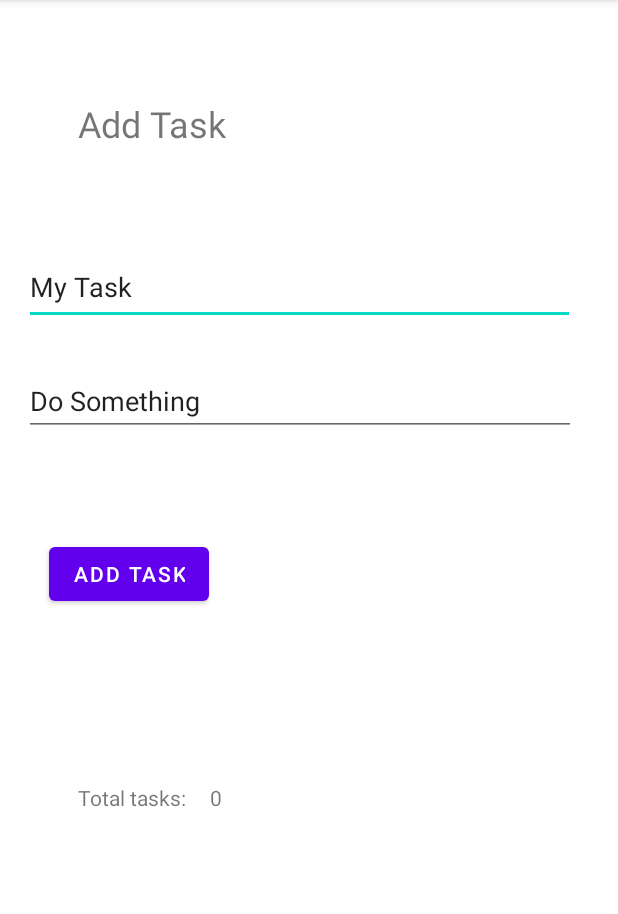
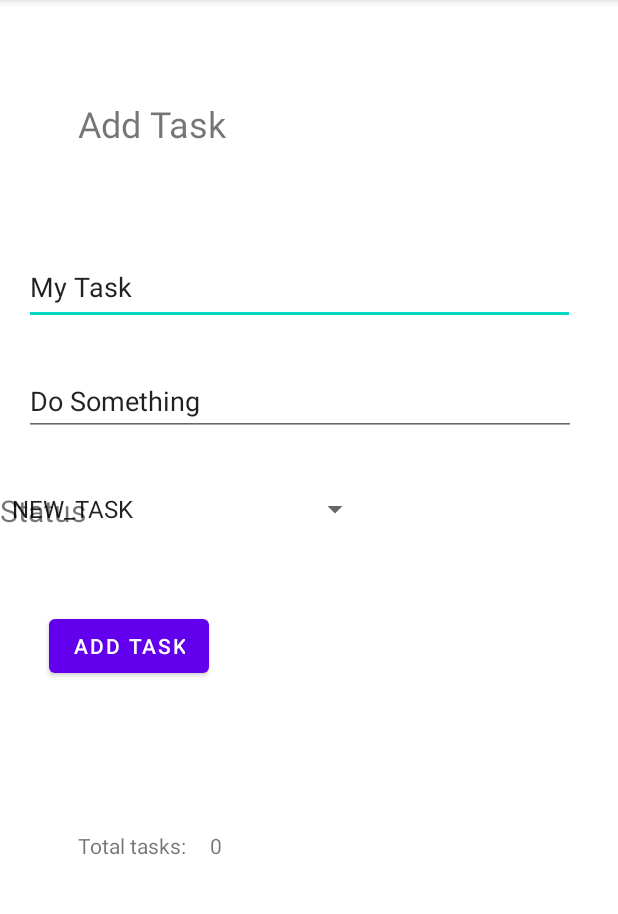
Before and after one commit to jennerdulce/taskmaster, an Android app: the screen it shows after launch (AddTaskActivity), after a tap on "ADD TASK", on a phone screen of 412 x 824 dp, the part 84-998 px from its top. Run offline under Robolectric (Android 15) with nearby library versions, the phone set to English and light mode, and no system bars; our stand-ins replace Room's generated code; 3 statements that could not run were skipped.

Commit message:
App is still currently broken

```diff
--- a/app/src/main/java/com/jennerdulce/taskmaster/activities/AddTaskActivity.java
+++ b/app/src/main/java/com/jennerdulce/taskmaster/activities/AddTaskActivity.java
@@ -1,24 +1,69 @@
 package com.jennerdulce.taskmaster.activities;
 
+import static com.jennerdulce.taskmaster.activities.MainActivity.DATABASE_INSTANCE_NAME;
+
 import androidx.appcompat.app.AppCompatActivity;
+import androidx.room.Room;
 
+import android.content.Intent;
 import android.os.Bundle;
+import android.widget.ArrayAdapter;
 import android.widget.Button;
-import android.widget.TextView;
+import android.widget.EditText;
+import android.widget.Spinner;
 
 import com.jennerdulce.taskmaster.R;
+import com.jennerdulce.taskmaster.adapters.TaskRecyclerViewAdapter;
+import com.jennerdulce.taskmaster.database.TaskmasterDatabase;
+import com.jennerdulce.taskmaster.models.StatusEnum;
+import com.jennerdulce.taskmaster.models.TaskItem;
+import java.util.List;
 
 public class AddTaskActivity extends AppCompatActivity {
+
+    TaskmasterDatabase taskmasterDatabase;
+    TaskRecyclerViewAdapter taskRecyclerViewAdapter;
 
     @Override
     protected void onCreate(Bundle savedInstanceState) {
         super.onCreate(savedInstanceState);
         setContentView(R.layout.activity_add_task);
 
+        taskmasterDatabase = Room.databaseBuilder(getApplicationContext(), TaskmasterDatabase.class, DATABASE_INSTANCE_NAME)
+                .allowMainThreadQueries()
+                .build();
+
+        Intent intent = getIntent();
+        long taskId = intent.getLongExtra(MainActivity.TASK_ID_STRING, -1);
+        Spinner taskStatusSpinner = findViewById(R.id.taskStatusSpinner);
+        taskStatusSpinner.setAdapter(new ArrayAdapter<>(this, android.R.layout.simple_spinner_item, StatusEnum.values()));
+        TaskItem taskItem = taskmasterDatabase.taskItemDao().findById(taskId);
+        int spinnerPosition = getSpinnerIndex(taskStatusSpinner, taskItem.state.toString());
+        taskStatusSpinner.setSelection(spinnerPosition);
+
         Button addTaskButton = (Button) findViewById(R.id.addTaskFormButton);
         addTaskButton.setOnClickListener(view -> {
-            TextView addTaskSubmitted = (TextView) findViewById(R.id.addTaskSubmittedTextView);
-            addTaskSubmitted.setText("Submitted!");
+//            TextView addTaskSubmitted = (TextView) findViewById(R.id.addTaskSubmittedTextView);
+//            addTaskSubmitted.setText("Submitted!");
+            EditText taskNameEditText = findViewById(R.id.myTaskPlainText);
+            EditText taskDescriptionEditText = findViewById(R.id.taskDescriptionPlainText);
+            String taskNamePlainTextString = taskNameEditText.getText().toString();
+            String taskBodyPlainTextString = taskDescriptionEditText.getText().toString();
+            TaskItem taskItem2 = new TaskItem(taskNamePlainTextString, taskBodyPlainTextString);
+            taskItem2.state = StatusEnum.valueOf(taskStatusSpinner.getSelectedItem().toString());
+            long newTaskId = taskmasterDatabase.taskItemDao().insert(taskItem2);
+            List<TaskItem> taskItemList2 = taskmasterDatabase.taskItemDao().findAll();
+            taskRecyclerViewAdapter.setTaskItemList(taskItemList2);
+            taskRecyclerViewAdapter.notifyDataSetChanged();
         });
     }
+
+    private int getSpinnerIndex(Spinner spinner, String stringValueToCheck){
+        for (int i = 0;i < spinner.getCount(); i++){
+            if (spinner.getItemAtPosition(i).toString().equalsIgnoreCase(stringValueToCheck)){
+                return i;
+            }
+        }
+        return 0;
+    }
 }
--- a/app/src/main/java/com/jennerdulce/taskmaster/activities/MainActivity.java
+++ b/app/src/main/java/com/jennerdulce/taskmaster/activities/MainActivity.java
@@ -5,6 +5,7 @@ import static com.jennerdulce.taskmaster.activities.UserSettingsActivity.USERNAM
 import androidx.appcompat.app.AppCompatActivity;
 import androidx.recyclerview.widget.LinearLayoutManager;
 import androidx.recyclerview.widget.RecyclerView;
+import androidx.room.Room;
 
 import android.content.Intent;
 import android.content.SharedPreferences;
@@ -17,6 +18,7 @@ import android.widget.TextView;
 
 import com.jennerdulce.taskmaster.R;
 import com.jennerdulce.taskmaster.adapters.TaskRecyclerViewAdapter;
+import com.jennerdulce.taskmaster.database.TaskmasterDatabase;
 import com.jennerdulce.taskmaster.models.TaskItem;
 
 import java.util.ArrayList;
@@ -24,21 +26,33 @@ import java.util.List;
 
 public class MainActivity extends AppCompatActivity {
     public final static String TASK_NAME_STRING = "taskName";
-
+    public final static String TASK_ID_STRING = "taskId";
+    public final static String DATABASE_INSTANCE_NAME = "jdd_taskmaster_db";
     protected static SharedPreferences sharedPreferences;
     protected static Resources res;
+
+    TaskmasterDatabase taskmasterDatabase;
+    TaskRecyclerViewAdapter taskRecyclerViewAdapter;
 
     @Override
     protected void onCreate(Bundle savedInstanceState) {
         super.onCreate(savedInstanceState);
         setContentView(R.layout.activity_main);
 
+        res = getResources();
+        sharedPreferences = PreferenceManager.getDefaultSharedPreferences(this);
+
+        // Database
+        taskmasterDatabase = Room.databaseBuilder(getApplicationContext(), TaskmasterDatabase.class, DATABASE_INSTANCE_NAME)
+                .allowMainThreadQueries()
+                .build();
+        List<TaskItem> taskItemList = taskmasterDatabase.taskItemDao().findAll();
         // RecycleView
-        List<TaskItem> taskItemList = new ArrayList<>();
-        taskItemList.add(new TaskItem("Study", "Finish your assignments.", "Completed"));
-        taskItemList.add(new TaskItem("Gym", "Leg day.", "In progress"));
-        taskItemList.add(new TaskItem("Cook", "Meal prep", "Completed"));
-//
+//        List<TaskItem> taskItemList = new ArrayList<>();
+//        taskItemList.add(new TaskItem("Study", "Finish your assignments."));
+//        taskItemList.add(new TaskItem("Gym", "Leg day."));
+//        taskItemList.add(new TaskItem("Cook", "Meal prep"));
+
         RecyclerView recyclerView = findViewById(R.id.taskListRecyclerView);
         RecyclerView.LayoutManager lm = new LinearLayoutManager(this);
         recyclerView.setLayoutManager(lm);
@@ -97,8 +111,9 @@ public class MainActivity extends AppCompatActivity {
     protected void onResume(){
         super.onResume();
         // Get preferences
-        res = getResources();
-        sharedPreferences = PreferenceManager.getDefaultSharedPreferences(this);
+        List<TaskItem> taskItemList2 = taskmasterDatabase.taskItemDao().findAll();
+        taskRecyclerViewAdapter.setTaskItemList(taskItemList2);
+        taskRecyclerViewAdapter.notifyDataSetChanged();
         String username = sharedPreferences.getString(USERNAME_KEY, "");
 
         if(!username.equals("")){
--- /dev/null
+++ b/app/src/main/java/com/jennerdulce/taskmaster/database/TaskItemDao.java
@@ -0,0 +1,25 @@
+package com.jennerdulce.taskmaster.database;
+
+import androidx.room.Dao;
+import androidx.room.Insert;
+import androidx.room.Query;
+import androidx.room.Update;
+
+import com.jennerdulce.taskmaster.models.TaskItem;
+import java.util.List;
+
+@Dao
+public interface TaskItemDao {
+
+    @Insert
+    long insert(TaskItem taskItem);
+
+    @Query("Select * FROM TaskItem")
+    List<TaskItem> findAll();
+
+    @Query("SELECT  * FROM TaskItem WHERE id = :id")
+    TaskItem findById(long id);
+
+    @Update
+    void update(TaskItem taskItem);
+}
--- /dev/null
+++ b/app/src/main/java/com/jennerdulce/taskmaster/database/TaskmasterDatabase.java
@@ -0,0 +1,13 @@
+package com.jennerdulce.taskmaster.database;
+
+import androidx.room.Database;
+import androidx.room.RoomDatabase;
+import androidx.room.TypeConverters;
+
+import com.jennerdulce.taskmaster.models.TaskItem;
+
+@Database(entities = {TaskItem.class}, version = 1)
+@TypeConverters({TaskmasterDatabaseConverters.class})
+public abstract class TaskmasterDatabase extends RoomDatabase {
+    public abstract TaskItemDao taskItemDao();
+}
--- /dev/null
+++ b/app/src/main/java/com/jennerdulce/taskmaster/models/StatusEnum.java
@@ -0,0 +1,18 @@
+package com.jennerdulce.taskmaster.models;
+
+public enum StatusEnum {
+    NEW_TASK("New"),
+    ASSIGNED("Assigned"),
+    IN_PROGRESS("In progress"),
+    COMPLETE("Complete");
+
+    private final String statusString;
+
+    StatusEnum(String statusString){
+        this.statusString = statusString;
+    }
+
+    public String getStatusString() {
+        return statusString;
+    }
+}
--- a/app/src/main/java/com/jennerdulce/taskmaster/models/TaskItem.java
+++ b/app/src/main/java/com/jennerdulce/taskmaster/models/TaskItem.java
@@ -1,17 +1,25 @@
 package com.jennerdulce.taskmaster.models;
 
+import androidx.annotation.NonNull;
+import androidx.room.Entity;
+import androidx.room.PrimaryKey;
+
+@Entity
 public class TaskItem {
+    @PrimaryKey(autoGenerate = true)
+    public Long id;
     public String taskName;
     public String body;
-    public String state;
+    public StatusEnum state;
 
-    public TaskItem(String taskName, String body, String state) {
+    public TaskItem(String taskName, String body) {
         this.taskName = taskName;
         this.body = body;
-        this.state = state;
+        this.state = StatusEnum.NEW_TASK;
     }
 
     @Override
+    @NonNull
     public String toString() {
         return "" +
                 taskName + '\n' +
--- a/app/src/main/res/layout/activity_add_task.xml
+++ b/app/src/main/res/layout/activity_add_task.xml
@@ -61,7 +61,7 @@
         app:layout_constraintHorizontal_bias="0.108"
         app:layout_constraintStart_toStartOf="parent"
         app:layout_constraintTop_toBottomOf="@+id/taskDescriptionPlainText"
-        app:layout_constraintVertical_bias="0.159" />
+        app:layout_constraintVertical_bias="0.27" />
 
     <TextView
         android:id="@+id/taskCountTextView"
@@ -93,9 +93,28 @@
         android:layout_height="wrap_content"
         app:layout_constraintBottom_toBottomOf="parent"
         app:layout_constraintEnd_toEndOf="parent"
+        app:layout_constraintHorizontal_bias="0.497"
         app:layout_constraintStart_toEndOf="@+id/addTaskFormButton"
         app:layout_constraintTop_toBottomOf="@+id/taskDescriptionPlainText"
-        app:layout_constraintVertical_bias="0.18"
+        app:layout_constraintVertical_bias="0.292"
         tools:text='"Submitted!"' />
 
+    <TextView
+        android:id="@+id/taskStatusTextView"
+        android:layout_width="wrap_content"
+        android:layout_height="wrap_content"
+        android:layout_marginTop="36dp"
+        android:text="@string/TaskStatus"
+        android:textSize="20sp"
+        app:layout_constraintTop_toBottomOf="@+id/taskDescriptionPlainText"
+        tools:layout_editor_absoluteX="16dp" />
+
+    <Spinner
+        android:id="@+id/taskStatusSpinner"
+        android:layout_width="247dp"
+        android:layout_height="25dp"
+        android:layout_marginTop="36dp"
+        app:layout_constraintTop_toBottomOf="@+id/taskDescriptionPlainText"
+        tools:layout_editor_absoluteX="137dp" />
+
 </androidx.constraintlayout.widget.ConstraintLayout>
--- a/app/src/main/res/values/strings.xml
+++ b/app/src/main/res/values/strings.xml
@@ -22,4 +22,5 @@
     <string name="WelcomeUsername">Welcome %1$s!</string>
     <!-- TODO: Remove or change this placeholder text -->
     <string name="hello_blank_fragment">Hello blank fragment</string>
+    <string name="TaskStatus">Status</string>
 </resources>
```
Also changed, not shown: app/build.gradle (+8 -0 lines), app/src/main/java/com/jennerdulce/taskmaster/adapters/TaskRecyclerViewAdapter.java (+9 -3 lines), app/src/main/java/com/jennerdulce/taskmaster/database/TaskmasterDatabaseConverters.java (added, +17 -0 lines), 1 other file.
